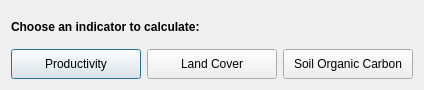
First picture: the form in LDMP/gui/DlgCalculate.ui, repository ConservationInternational/trends.earth, before the edit.
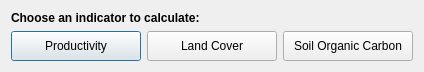
Second picture: the form after the edit.

The edit to the form file:
```diff
--- a/LDMP/gui/DlgCalculate.ui
+++ b/LDMP/gui/DlgCalculate.ui
@@ -10,7 +10,7 @@
     <x>0</x>
     <y>0</y>
     <width>424</width>
-    <height>90</height>
+    <height>67</height>
    </rect>
   </property>
   <property name="sizePolicy">
```
